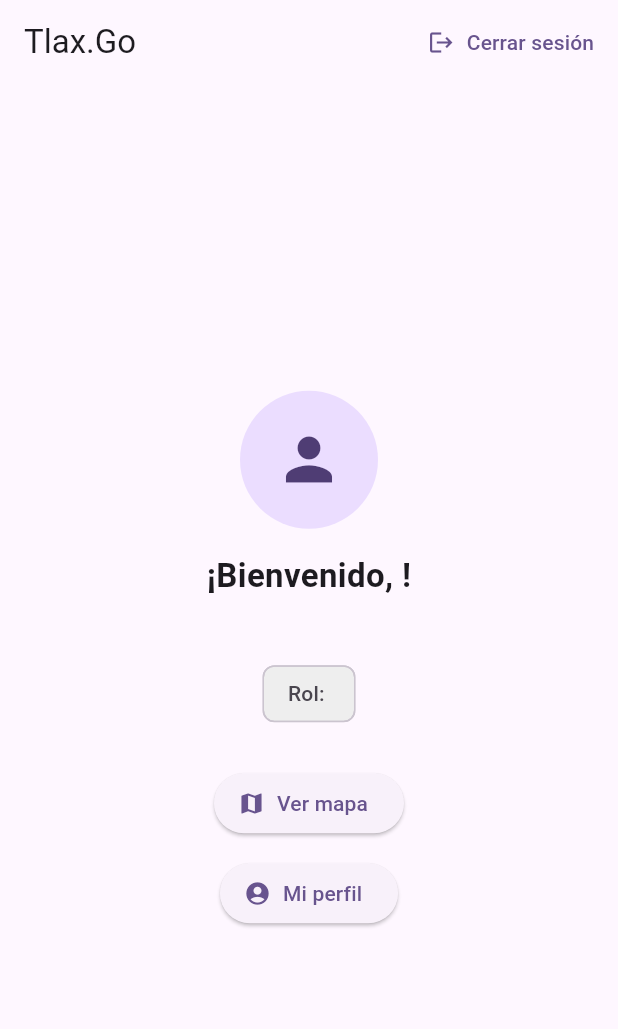
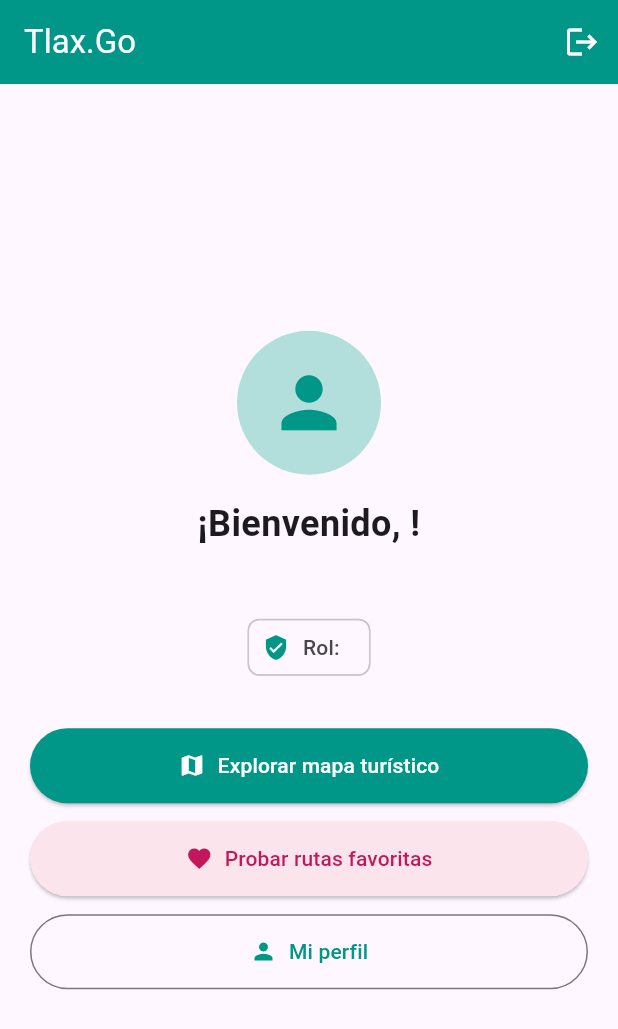
Before and after one commit to Mikee0102/proyecto-taxgo-movil, a Flutter app: the screen it shows once a user with an empty profile is signed in, on a phone screen of 412 x 824 dp. Shown: the top 1029 px of the screen. Run offline on Flutter 3.47's test engine with Material 3 defaults, Android fonts, the phone set to English and light mode, and no system bars; our stand-ins replace cloud_firestore, firebase_auth, firebase_core, firebase_storage, flutter_map, geolocator and 3 more; accounts and stored records are empty.

Commit message:
HU-05: agregar pantalla de prueba de rutas favoritas

```diff
--- a/lib/screens/home/home_screen.dart
+++ b/lib/screens/home/home_screen.dart
@@ -1,9 +1,11 @@
 
 import 'package:flutter/material.dart';
+
 import '../../services/auth_service.dart';
 import '../../models/user_model.dart';
 import '../map/map_screen.dart';
 import '../profile/profile_screen.dart';
+import '../rutas_screen.dart';
 
 class HomeScreen extends StatelessWidget {
   const HomeScreen({super.key});
@@ -14,7 +16,11 @@ class HomeScreen extends StatelessWidget {
     final user = authService.currentUser;
 
     if (user == null) {
-      return const SizedBox();
+      return const Scaffold(
+        body: Center(
+          child: Text('No hay una sesión iniciada.'),
+        ),
+      );
     }
 
     return StreamBuilder<UserModel?>(
@@ -22,75 +28,97 @@ class HomeScreen extends StatelessWidget {
       builder: (context, snapshot) {
         final profile = snapshot.data;
 
-        final String? avatarUrl =
-            profile?.avatarUrl ?? user.photoURL;
+        final String nombre =
+            profile?.name.isNotEmpty == true
+                ? profile!.name
+                : user.displayName ?? 'Viajero';
 
-        final bool hasAvatar =
+        final String? avatarUrl = profile?.avatarUrl ?? user.photoURL;
+
+        final bool tieneAvatar =
             avatarUrl != null && avatarUrl.isNotEmpty;
 
         return Scaffold(
           appBar: AppBar(
             title: const Text('Tlax.Go'),
+            backgroundColor: Colors.teal,
+            foregroundColor: Colors.white,
             actions: [
-              TextButton.icon(
+              IconButton(
+                tooltip: 'Cerrar sesión',
                 icon: const Icon(Icons.logout),
-                label: const Text('Cerrar sesión'),
                 onPressed: () async {
                   await authService.signOut();
+
+                  if (context.mounted) {
+                    Navigator.of(context).popUntil(
+                      (route) => route.isFirst,
+                    );
+                  }
                 },
               ),
             ],
           ),
+
           body: Center(
             child: SingleChildScrollView(
-              padding: const EdgeInsets.all(16),
+              padding: const EdgeInsets.all(20),
               child: Column(
                 mainAxisAlignment: MainAxisAlignment.center,
                 children: [
                   CircleAvatar(
-                    radius: 46,
-                    backgroundImage: hasAvatar
-                        ? NetworkImage(avatarUrl)
-                        : null,
-                    child: !hasAvatar
-                        ? const Icon(Icons.person, size: 46)
+                    radius: 48,
+                    backgroundColor: Colors.teal.shade100,
+                    backgroundImage:
+                        tieneAvatar ? NetworkImage(avatarUrl!) : null,
+                    child: !tieneAvatar
+                        ? const Icon(
+                            Icons.person,
+                            size: 55,
+                            color: Colors.teal,
+                          )
                         : null,
                   ),
 
                   const SizedBox(height: 16),
 
                   Text(
-                    '¡Bienvenido, ${profile?.name ?? user.displayName ?? "Viajero"}!',
+                    '¡Bienvenido, $nombre!',
                     textAlign: TextAlign.center,
                     style: const TextStyle(
-                      fontSize: 22,
+                      fontSize: 24,
                       fontWeight: FontWeight.bold,
                     ),
                   ),
 
-                  const SizedBox(height: 6),
+                  const SizedBox(height: 8),
 
                   Text(
-                    user.email ?? '',
-                    style: const TextStyle(
-                      color: Colors.grey,
+                    user.email ?? 'Sin correo registrado',
+                    textAlign: TextAlign.center,
+                    style: TextStyle(
+                      fontSize: 15,
+                      color: Colors.grey.shade700,
                     ),
                   ),
 
                   const SizedBox(height: 12),
 
                   Chip(
+                    avatar: const Icon(
+                      Icons.verified_user,
+                      color: Colors.teal,
+                    ),
                     label: Text(
-                      'Rol: ${profile?.role ?? "user"}',
+                      'Rol: ${profile?.role ?? 'user'}',
                     ),
-                    backgroundColor: profile?.role == 'admin'
-                        ? Colors.amber.shade100
-                        : Colors.grey.shade200,
                   ),
 
-                  const SizedBox(height: 25),
+                  const SizedBox(height: 30),
 
-                  ElevatedButton.icon(
+                  SizedBox(
+                    width: double.infinity,
+                    child: ElevatedButton.icon(
                       onPressed: () {
                         Navigator.push(
                           context,
@@ -100,22 +128,58 @@ class HomeScreen extends StatelessWidget {
                         );
                       },
                       icon: const Icon(Icons.map),
-                    label: const Text('Ver mapa'),
+                      label: const Text('Explorar mapa turístico'),
+                      style: ElevatedButton.styleFrom(
+                        backgroundColor: Colors.teal,
+                        foregroundColor: Colors.white,
+                        padding: const EdgeInsets.symmetric(vertical: 15),
+                      ),
+                    ),
                   ),
 
                   const SizedBox(height: 12),
 
-                  ElevatedButton.icon(
+                  SizedBox(
+                    width: double.infinity,
+                    child: ElevatedButton.icon(
                       onPressed: () {
                         Navigator.push(
                           context,
                           MaterialPageRoute(
-                          builder: (context) => ProfileScreen(),
+                            builder: (context) => const RutasScreen(),
                           ),
                         );
                       },
-                    icon: const Icon(Icons.account_circle),
+                      icon: const Icon(Icons.favorite),
+                      label: const Text('Probar rutas favoritas'),
+                      style: ElevatedButton.styleFrom(
+                        backgroundColor: Colors.pink.shade50,
+                        foregroundColor: Colors.pink.shade700,
+                        padding: const EdgeInsets.symmetric(vertical: 15),
+                      ),
+                    ),
+                  ),
+
+                  const SizedBox(height: 12),
+
+                  SizedBox(
+                    width: double.infinity,
+                    child: OutlinedButton.icon(
+                      onPressed: () {
+                        Navigator.push(
+                          context,
+                          MaterialPageRoute(
+                            builder: (context) => const ProfileScreen(),
+                          ),
+                        );
+                      },
+                      icon: const Icon(Icons.person),
                       label: const Text('Mi perfil'),
+                      style: OutlinedButton.styleFrom(
+                        foregroundColor: Colors.teal,
+                        padding: const EdgeInsets.symmetric(vertical: 15),
+                      ),
+                    ),
                   ),
                 ],
               ),
```
Also changed, not shown: lib/screens/rutas_screen.dart (added, +186 -0 lines). Lines whose indentation alone changed are shown as unchanged.
